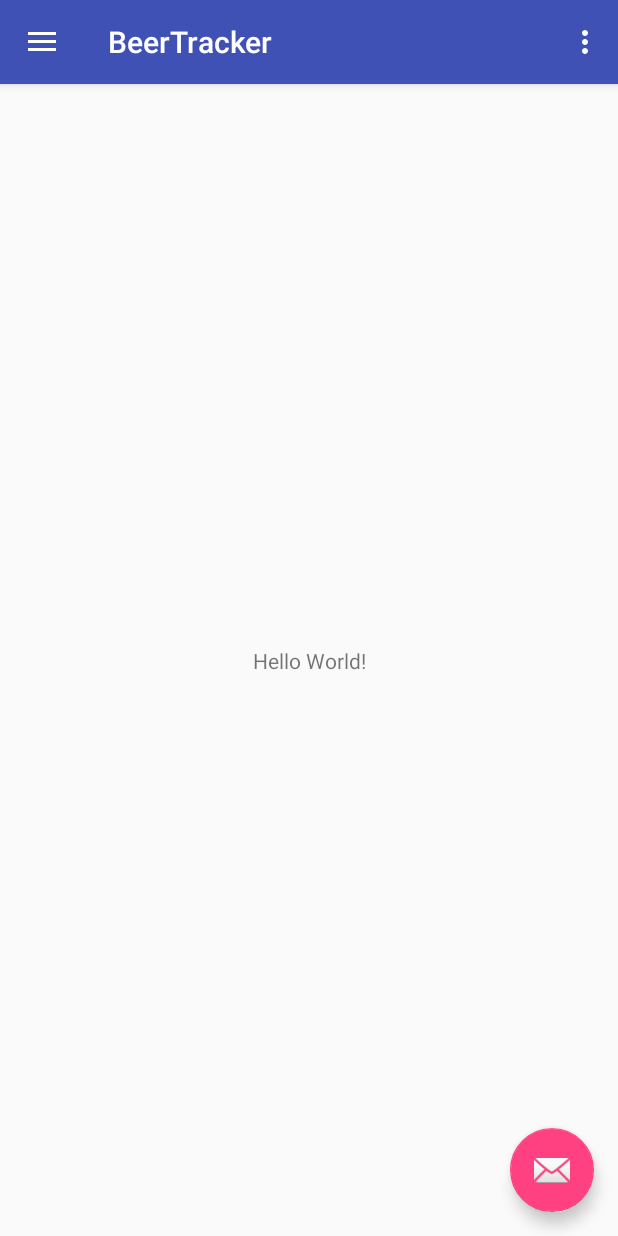
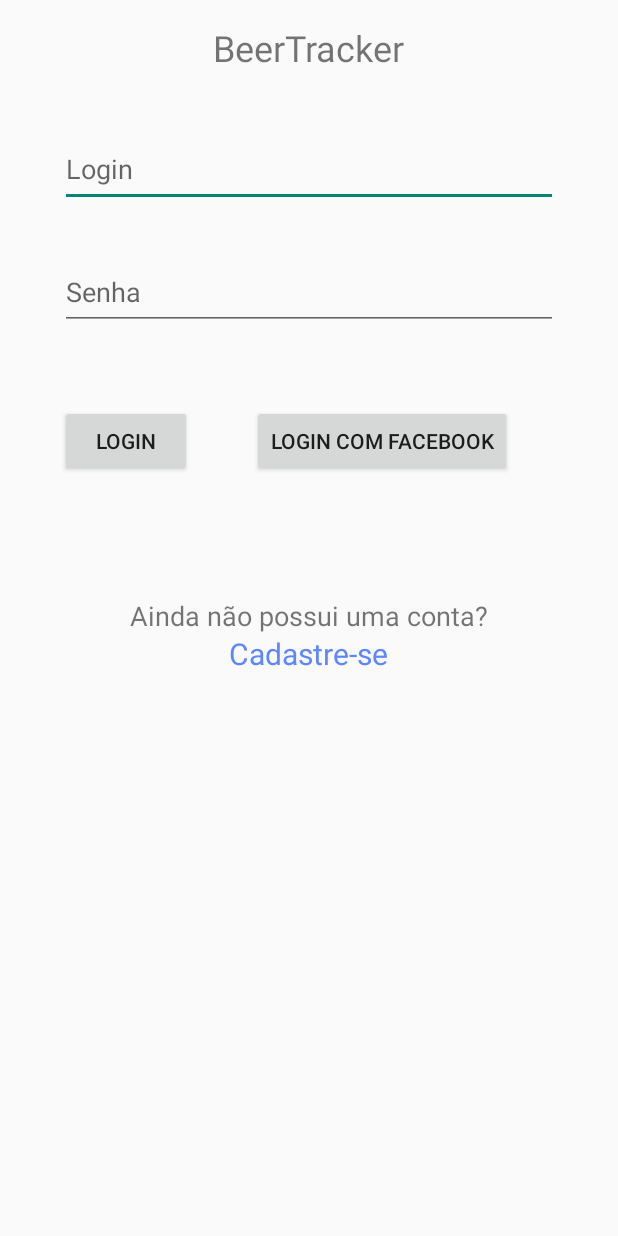
Before and after one commit to StanislaoMissio/BeerTracker, an Android app: the screen it shows after launch (MainActivity before the commit, LoginActivity after it), on a phone screen of 412 x 824 dp. Run offline under Robolectric (Android 15) with nearby library versions, the phone set to English and light mode, and no system bars.

Commit message:
inserindo tela de login

```diff
--- a/app/src/main/AndroidManifest.xml
+++ b/app/src/main/AndroidManifest.xml
@@ -13,10 +13,14 @@
             android:name=".MainActivity"
             android:label="@string/app_name"
             android:theme="@style/AppTheme.NoActionBar">
+        </activity>
+        <activity
+            android:name=".LoginActivity"
+            android:theme="@style/AppTheme.NoActionBar">
             <intent-filter>
-                <action android:name="android.intent.action.MAIN"/>
+                <action android:name="android.intent.action.MAIN" />
 
-                <category android:name="android.intent.category.LAUNCHER"/>
+                <category android:name="android.intent.category.LAUNCHER" />
             </intent-filter>
         </activity>
     </application>
--- /dev/null
+++ b/app/src/main/java/com/android/beertracker/LoginActivity.java
@@ -0,0 +1,43 @@
+package com.android.beertracker;
+
+import android.content.Intent;
+import android.os.Bundle;
+import android.support.v7.app.AppCompatActivity;
+import android.view.View;
+import android.widget.Button;
+import android.widget.EditText;
+import android.widget.TextView;
+
+import org.w3c.dom.Text;
+
+public class LoginActivity extends AppCompatActivity {
+
+    private EditText loginText;
+    private EditText passwordText;
+    private Button buttonLogin;
+    private Button buttonLoginFacebook;
+    private TextView signInText;
+
+    @Override
+    protected void onCreate(Bundle savedInstanceState) {
+        super.onCreate(savedInstanceState);
+        setContentView(R.layout.activity_login);
+
+        loginText = (EditText) findViewById(R.id.login_text);
+        passwordText = (EditText) findViewById(R.id.password_text);
+        buttonLogin = (Button) findViewById(R.id.login);
+        buttonLoginFacebook = (Button) findViewById(R.id.facebook_login);
+        signInText = (TextView) findViewById(R.id.signin_text);
+
+
+        buttonLogin.setOnClickListener(new View.OnClickListener() {
+            @Override
+            public void onClick(View view) {
+                Intent intent = new Intent(LoginActivity.this, MainActivity.class);
+                intent.putExtra("login", loginText.getText());
+                startActivity(intent);
+            }
+        });
+    }
+
+}
--- a/app/src/main/java/com/android/beertracker/MainActivity.java
+++ b/app/src/main/java/com/android/beertracker/MainActivity.java
@@ -12,6 +12,8 @@ import android.support.v7.app.AppCompatActivity;
 import android.support.v7.widget.Toolbar;
 import android.view.Menu;
 import android.view.MenuItem;
+import android.widget.TextView;
+import android.widget.Toast;
 
 public class MainActivity extends AppCompatActivity
         implements NavigationView.OnNavigationItemSelectedListener {
@@ -23,15 +25,9 @@ public class MainActivity extends AppCompatActivity
         Toolbar toolbar = (Toolbar) findViewById(R.id.toolbar);
         setSupportActionBar(toolbar);
 
-        FloatingActionButton fab = (FloatingActionButton) findViewById(R.id.fab);
-        fab.setOnClickListener(new View.OnClickListener() {
-            @Override
-            public void onClick(View view) {
-                Snackbar.make(view, "Replace with your own action", Snackbar.LENGTH_LONG)
-                        .setAction("Action", null).show();
-            }
-        });
-
+        Bundle bundle = getIntent().getExtras();
+        TextView textView = (TextView) findViewById(R.id.textTest);
+        textView.setText(bundle.getString("login"));
         DrawerLayout drawer = (DrawerLayout) findViewById(R.id.drawer_layout);
         ActionBarDrawerToggle toggle = new ActionBarDrawerToggle(
                 this, drawer, toolbar, R.string.navigation_drawer_open, R.string.navigation_drawer_close);
@@ -54,19 +50,14 @@ public class MainActivity extends AppCompatActivity
 
     @Override
     public boolean onCreateOptionsMenu(Menu menu) {
-        // Inflate the menu; this adds items to the action bar if it is present.
         getMenuInflater().inflate(R.menu.main, menu);
         return true;
     }
 
     @Override
     public boolean onOptionsItemSelected(MenuItem item) {
-        // Handle action bar item clicks here. The action bar will
-        // automatically handle clicks on the Home/Up button, so long
-        // as you specify a parent activity in AndroidManifest.xml.
         int id = item.getItemId();
 
-        //noinspection SimplifiableIfStatement
         if (id == R.id.action_settings) {
             return true;
         }
@@ -77,11 +68,9 @@ public class MainActivity extends AppCompatActivity
     @SuppressWarnings("StatementWithEmptyBody")
     @Override
     public boolean onNavigationItemSelected(MenuItem item) {
-        // Handle navigation view item clicks here.
         int id = item.getItemId();
 
         if (id == R.id.nav_camera) {
-            // Handle the camera action
         } else if (id == R.id.nav_gallery) {
 
         } else if (id == R.id.nav_slideshow) {
--- /dev/null
+++ b/app/src/main/res/layout/activity_login.xml
@@ -0,0 +1,84 @@
+<?xml version="1.0" encoding="utf-8"?>
+<LinearLayout xmlns:android="http://schemas.android.com/apk/res/android"
+    xmlns:tools="http://schemas.android.com/tools"
+    android:layout_width="match_parent"
+    android:layout_height="match_parent"
+    android:orientation="vertical"
+    tools:context="com.android.beertracker.LoginActivity">
+
+    <TextView
+        android:layout_width="wrap_content"
+        android:layout_height="wrap_content"
+        android:layout_gravity="center_horizontal"
+        android:layout_marginTop="@dimen/default_margin_15_dp"
+        android:text="@string/app_name"
+        android:textSize="@dimen/default_size_24_sp" />
+
+    <EditText
+        android:id="@+id/login_text"
+        android:layout_width="match_parent"
+        android:layout_height="@dimen/default_size_50_dp"
+        android:layout_marginEnd="@dimen/default_margin_40_dp"
+        android:layout_marginStart="@dimen/default_margin_40_dp"
+        android:layout_marginTop="@dimen/default_margin_40_dp"
+        android:hint="@string/login" />
+
+    <EditText
+        android:id="@+id/password_text"
+        android:layout_width="match_parent"
+        android:layout_height="@dimen/default_size_50_dp"
+        android:layout_marginEnd="@dimen/default_margin_40_dp"
+        android:layout_marginStart="@dimen/default_margin_40_dp"
+        android:layout_marginTop="@dimen/default_margin_32_dp"
+        android:hint="@string/password"
+        android:inputType="textPassword" />
+
+    <RelativeLayout
+        android:layout_width="match_parent"
+        android:layout_height="wrap_content">
+
+        <Button
+            android:id="@+id/login"
+            android:layout_width="wrap_content"
+            android:layout_height="wrap_content"
+            android:layout_gravity="start"
+            android:layout_marginStart="@dimen/default_margin_40_dp"
+            android:layout_marginTop="@dimen/default_margin_50_dp"
+            android:text="@string/login" />
+
+        <Button
+            android:id="@+id/facebook_login"
+            android:layout_width="wrap_content"
+            android:layout_height="wrap_content"
+            android:layout_marginStart="@dimen/default_margin_40_dp"
+            android:layout_marginTop="@dimen/default_margin_50_dp"
+            android:layout_toEndOf="@+id/login"
+            android:text="@string/facebook_login" />
+
+    </RelativeLayout>
+
+    <FrameLayout
+        android:layout_width="wrap_content"
+        android:layout_height="wrap_content"
+        android:layout_gravity="center_horizontal"
+        android:layout_marginTop="@dimen/default_margin_80_dp">
+
+        <TextView
+            android:layout_width="wrap_content"
+            android:layout_height="wrap_content"
+            android:text="@string/signin_text"
+            android:textSize="@dimen/default_size_18_sp" />
+
+        <TextView
+            android:id="@+id/signin_text"
+            android:layout_width="wrap_content"
+            android:layout_height="wrap_content"
+            android:layout_gravity="center_horizontal"
+            android:layout_marginTop="@dimen/default_margin_24_dp"
+            android:text="@string/signin"
+            android:textColor="@color/link"
+            android:textSize="@dimen/default_size_20_sp" />
+
+    </FrameLayout>
+
+</LinearLayout>
--- a/app/src/main/res/layout/app_bar_main.xml
+++ b/app/src/main/res/layout/app_bar_main.xml
@@ -23,12 +23,4 @@
 
     <include layout="@layout/content_main"/>
 
-    <android.support.design.widget.FloatingActionButton
-            android:id="@+id/fab"
-            android:layout_width="wrap_content"
-            android:layout_height="wrap_content"
-            android:layout_gravity="bottom|end"
-            android:layout_margin="@dimen/fab_margin"
-            app:srcCompat="@android:drawable/ic_dialog_email"/>
-
 </android.support.design.widget.CoordinatorLayout>
--- a/app/src/main/res/layout/content_main.xml
+++ b/app/src/main/res/layout/content_main.xml
@@ -10,6 +10,7 @@
         tools:context="com.android.beertracker.MainActivity">
 
     <TextView
+        android:id="@+id/textTest"
             android:layout_width="wrap_content"
             android:layout_height="wrap_content"
             android:text="Hello World!"
--- a/app/src/main/res/values/colors.xml
+++ b/app/src/main/res/values/colors.xml
@@ -3,4 +3,5 @@
     <color name="colorPrimary">#3F51B5</color>
     <color name="colorPrimaryDark">#303F9F</color>
     <color name="colorAccent">#FF4081</color>
+    <color name="link">#5e86ff</color>
 </resources>
--- a/app/src/main/res/values/dimens.xml
+++ b/app/src/main/res/values/dimens.xml
@@ -1,8 +1,18 @@
 <resources>
-    <!-- Default screen margins, per the Android Design guidelines. -->
     <dimen name="activity_horizontal_margin">16dp</dimen>
     <dimen name="activity_vertical_margin">16dp</dimen>
     <dimen name="nav_header_vertical_spacing">16dp</dimen>
     <dimen name="nav_header_height">160dp</dimen>
     <dimen name="fab_margin">16dp</dimen>
+    <dimen name="default_margin_10_dp">10dp</dimen>
+    <dimen name="default_margin_15_dp">15dp</dimen>
+    <dimen name="default_size_24_sp">24sp</dimen>
+    <dimen name="default_size_50_dp">50dp</dimen>
+    <dimen name="default_margin_40_dp">40dp</dimen>
+    <dimen name="default_margin_32_dp">32dp</dimen>
+    <dimen name="default_margin_50_dp">50dp</dimen>
+    <dimen name="default_margin_80_dp">80dp</dimen>
+    <dimen name="default_size_18_sp">18sp</dimen>
+    <dimen name="default_size_20_sp">20sp</dimen>
+    <dimen name="default_margin_24_dp">24dp</dimen>
 </resources>
--- a/app/src/main/res/values/strings.xml
+++ b/app/src/main/res/values/strings.xml
@@ -5,4 +5,9 @@
     <string name="navigation_drawer_close">Close navigation drawer</string>
 
     <string name="action_settings">Settings</string>
+    <string name="login">Login</string>
+    <string name="facebook_login">Login com Facebook</string>
+    <string name="password">Senha</string>
+    <string name="signin_text">Ainda não possui uma conta?</string>
+    <string name="signin">Cadastre-se</string>
 </resources>
--- a/app/src/main/res/values/styles.xml
+++ b/app/src/main/res/values/styles.xml
@@ -1,16 +1,11 @@
 <resources>
 
-    <!-- Base application theme. -->
     <style name="AppTheme" parent="Theme.AppCompat.Light.DarkActionBar">
-        <!-- Customize your theme here. -->
         <item name="colorPrimary">@color/colorPrimary</item>
         <item name="colorPrimaryDark">@color/colorPrimaryDark</item>
         <item name="colorAccent">@color/colorAccent</item>
     </style>
-    <style name="AppTheme.NoActionBar">
-        <item name="windowActionBar">false</item>
-        <item name="windowNoTitle">true</item>
-    </style>
+    <style name="AppTheme.NoActionBar" parent="Theme.AppCompat.Light.NoActionBar"/>
     <style name="AppTheme.AppBarOverlay" parent="ThemeOverlay.AppCompat.Dark.ActionBar"/>
     <style name="AppTheme.PopupOverlay" parent="ThemeOverlay.AppCompat.Light"/>
 
```
Lines whose indentation alone changed are shown as unchanged.
